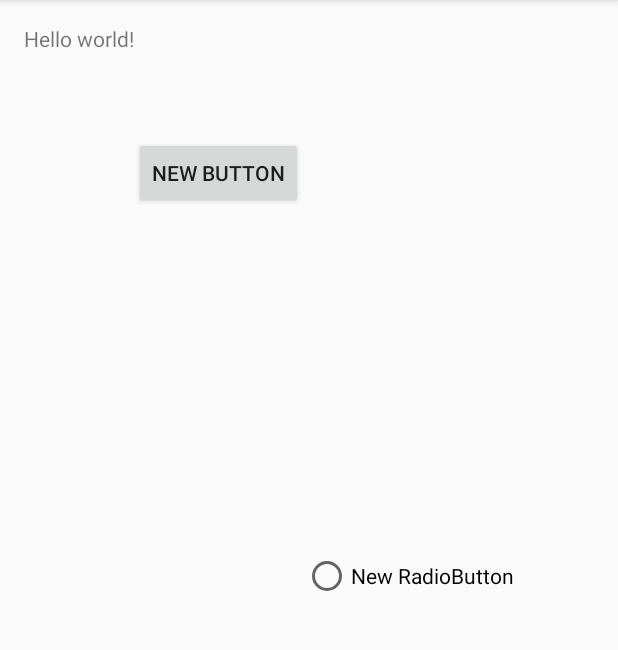
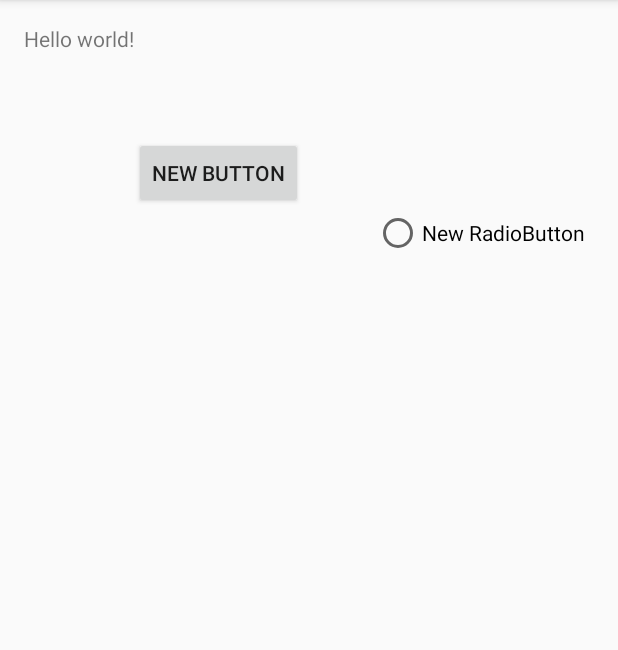
Before and after one commit to kiflebk/UWP_Ready_WI, an Android app: the screen it shows after launch (MainActivity), on a phone screen of 412 x 824 dp, the part 84-734 px from its top. Run offline under Robolectric (Android 15) with nearby library versions, the phone set to English and light mode, and no system bars.

Commit message:
this a test to see if commits are working

```diff
--- a/app/src/main/res/layout/activity_main.xml
+++ b/app/src/main/res/layout/activity_main.xml
@@ -24,8 +24,10 @@
         android:layout_height="wrap_content"
         android:text="New RadioButton"
         android:id="@+id/radioButton"
-        android:layout_centerVertical="true"
+        android:layout_below="@+id/button"
         android:layout_toRightOf="@+id/button"
-        android:layout_toEndOf="@+id/button" />
+        android:layout_toEndOf="@+id/button"
+        android:layout_marginLeft="47dp"
+        android:layout_marginStart="47dp" />
 
 </RelativeLayout>
```
